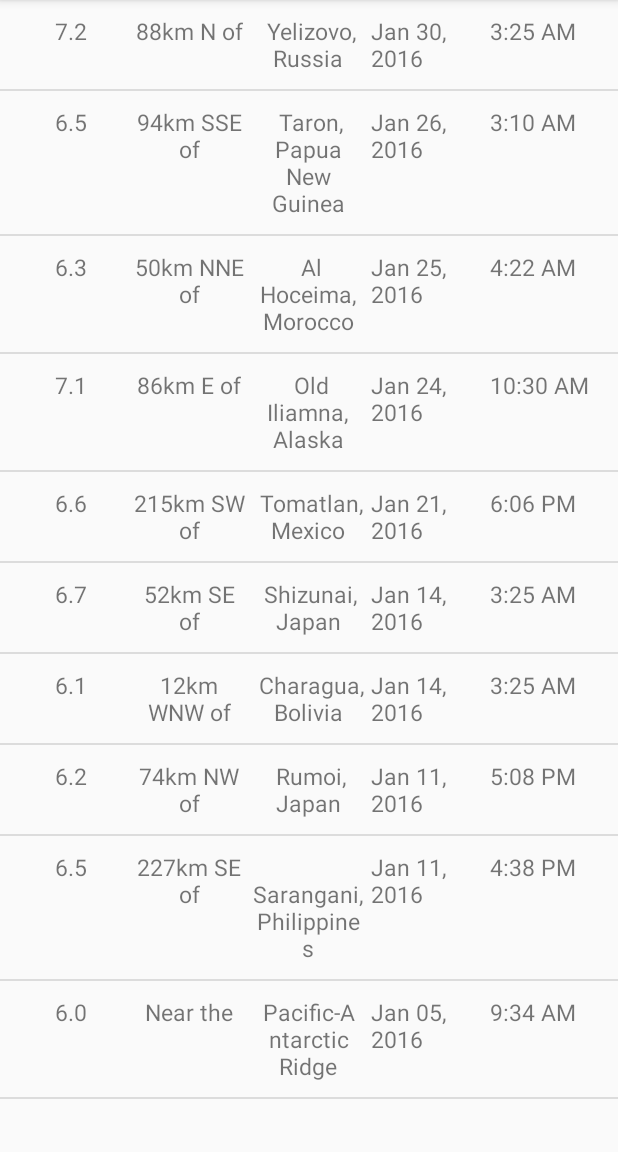
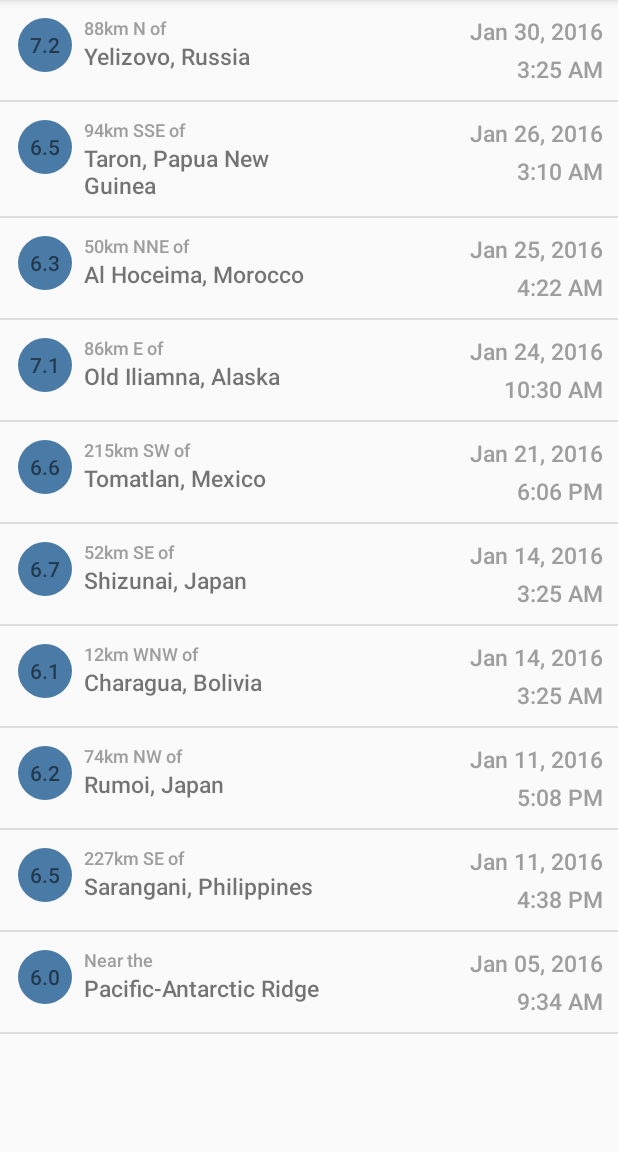
Before and after one commit to harshitm98/App-QuakeReport-starting-point, an Android app: the screen it shows after launch (EarthquakeActivity), on a phone screen of 412 x 824 dp, the part 84-1236 px from its top. Run offline under Robolectric (Android 15) with nearby library versions, the phone set to English and light mode, and no system bars.

Commit message:
Added circle to background of mag and made layout changes

```diff
--- a/app/src/main/java/com/example/android/quakereport/WordAdapter.java
+++ b/app/src/main/java/com/example/android/quakereport/WordAdapter.java
@@ -63,7 +63,7 @@ public class WordAdapter extends ArrayAdapter<EarthquakeDetails> {
 
         if (splitter != -1) {
             offsetString = location.substring(0,splitter+2);
-            primaryString = location.substring(splitter+2,location.length());
+            primaryString = location.substring(splitter+3,location.length());
         }
 
         else{
--- /dev/null
+++ b/app/src/main/res/drawable/magnitude_circle.xml
@@ -0,0 +1,10 @@
+<?xml version="1.0" encoding="utf-8"?>
+<!-- Background circle for the magnitude value -->
+<shape xmlns:android="http://schemas.android.com/apk/res/android"
+    android:shape="oval">
+    <solid android:color="@color/magnitude1" />
+    <size
+        android:width="36dp"
+        android:height="36dp" />
+    <corners android:radius="18dp" />
+</shape>
--- a/app/src/main/res/layout/layout_item.xml
+++ b/app/src/main/res/layout/layout_item.xml
@@ -7,51 +7,76 @@
 
     <TextView
         android:id="@+id/mag"
+        android:layout_width="wrap_content"
+        android:layout_height="wrap_content"
+        android:layout_margin="4dp"
+        android:layout_marginTop="0dp"
+        android:background="@drawable/magnitude_circle"
+        android:fontFamily="sans-serif-medium"
+        android:gravity="center"
+        tools:text="Mag" />
+
+    <LinearLayout
         android:layout_width="0dp"
         android:layout_height="wrap_content"
-        android:layout_margin="2dp"
         android:layout_weight="1"
-        android:textAlignment="center"
-        android:textSize="15sp"
-        tools:text="Mag" />
+        android:layout_marginLeft="4dp"
+        android:orientation="vertical">
 
-    <TextView
-        android:id="@+id/offset_location"
+        <TextView
+            android:id="@+id/offset_location"
+            android:layout_width="match_parent"
+            android:layout_height="wrap_content"
+            android:layout_marginTop="2dp"
+            android:fontFamily="sans-serif-medium"
+            android:layout_weight="1"
+            android:textColor="#9E9E9E"
+            android:textSize="12sp"
+            tools:text="16 km N of" />
+
+        <TextView
+            android:id="@+id/primary_location"
+            android:layout_width="match_parent"
+            android:layout_height="wrap_content"
+            android:layout_marginBottom="2dp"
+            android:layout_weight="1"
+            android:fontFamily="sans-serif-medium"
+            android:textSize="15sp"
+            tools:text="Dakota" />
+
+    </LinearLayout>
+
+    <LinearLayout
         android:layout_width="0dp"
         android:layout_height="wrap_content"
-        android:layout_margin="2dp"
         android:layout_weight="1"
-        android:textAlignment="center"
-        android:textSize="15sp"
-        tools:text="Location" />
+        android:orientation="vertical">
 
-    <TextView
-        android:id="@+id/primary_location"
-        android:layout_width="0dp"
-        android:layout_height="wrap_content"
-        android:layout_margin="2dp"
-        android:layout_weight="1"
-        android:textAlignment="center"
-        android:textSize="15sp"
-        tools:text="Location" />
+        <TextView
+            android:id="@+id/date"
+            android:layout_width="match_parent"
+            android:layout_height="wrap_content"
+            android:layout_margin="2dp"
+            android:layout_weight="1"
+            android:fontFamily="sans-serif-medium"
+            android:textSize="15sp"
+            android:gravity="right"
+            android:textColor="#9E9E9E"
+            tools:text="Date" />
 
-    <TextView
-        android:id="@+id/date"
-        android:layout_width="0dp"
-        android:layout_height="wrap_content"
-        android:layout_margin="2dp"
-        android:layout_weight="1"
-        android:textSize="15sp"
-        tools:text="Date" />
+        <TextView
+            android:id="@+id/clock"
+            android:layout_width="match_parent"
+            android:layout_height="wrap_content"
+            android:layout_margin="2dp"
+            android:fontFamily="sans-serif-medium"
+            android:layout_weight="1"
+            android:gravity="right"
+            android:textColor="#9E9E9E"
+            android:textSize="15sp"
+            tools:text="Time" />
 
-    <TextView
-        android:id="@+id/clock"
-        android:layout_width="0dp"
-        android:layout_height="wrap_content"
-        android:layout_margin="2dp"
-        android:layout_weight="1"
-        android:textSize="15sp"
-        tools:text="Time" />
+    </LinearLayout>
 
 
 </LinearLayout>
--- a/app/src/main/res/values/colors.xml
+++ b/app/src/main/res/values/colors.xml
@@ -22,4 +22,35 @@
 
     <!-- Accent color of the app -->
     <color name="colorAccent">#10CAC9</color>
+
+    <!-- Color for an earthquake with magnitude 0 and 2 -->
+    <color name="magnitude1">#4A7BA7</color>
+
+    <!-- Magnitude circle color for an earthquake with magnitude between 2 and 3 -->
+    <color name="magnitude2">#04B4B3</color>
+
+    <!-- Magnitude circle color for an earthquake with magnitude between 3 and 4 -->
+    <color name="magnitude3">#10CAC9</color>
+
+    <!-- Magnitude circle color for an earthquake with magnitude between 4 and 5 -->
+    <color name="magnitude4">#F5A623</color>
+
+    <!-- Magnitude circle color for an earthquake with magnitude between 5 and 6 -->
+    <color name="magnitude5">#FF7D50</color>
+
+    <!-- Magnitude circle color for an earthquake with magnitude between 6 and 7 -->
+    <color name="magnitude6">#FC6644</color>
+
+    <!-- Magnitude circle color for an earthquake with magnitude between 7 and 8 -->
+    <color name="magnitude7">#E75F40</color>
+
+    <!-- Magnitude circle color for an earthquake with magnitude between 8 and 9 -->
+    <color name="magnitude8">#E13A20</color>
+
+    <!-- Magnitude circle color for an earthquake with magnitude between 9 and 10 -->
+    <color name="magnitude9">#D93218</color>
+
+    <!-- Magnitude circle color for an earthquake with magnitude over 10 -->
+    <color name="magnitude10plus">#C03823</color>
+
 </resources>
```
